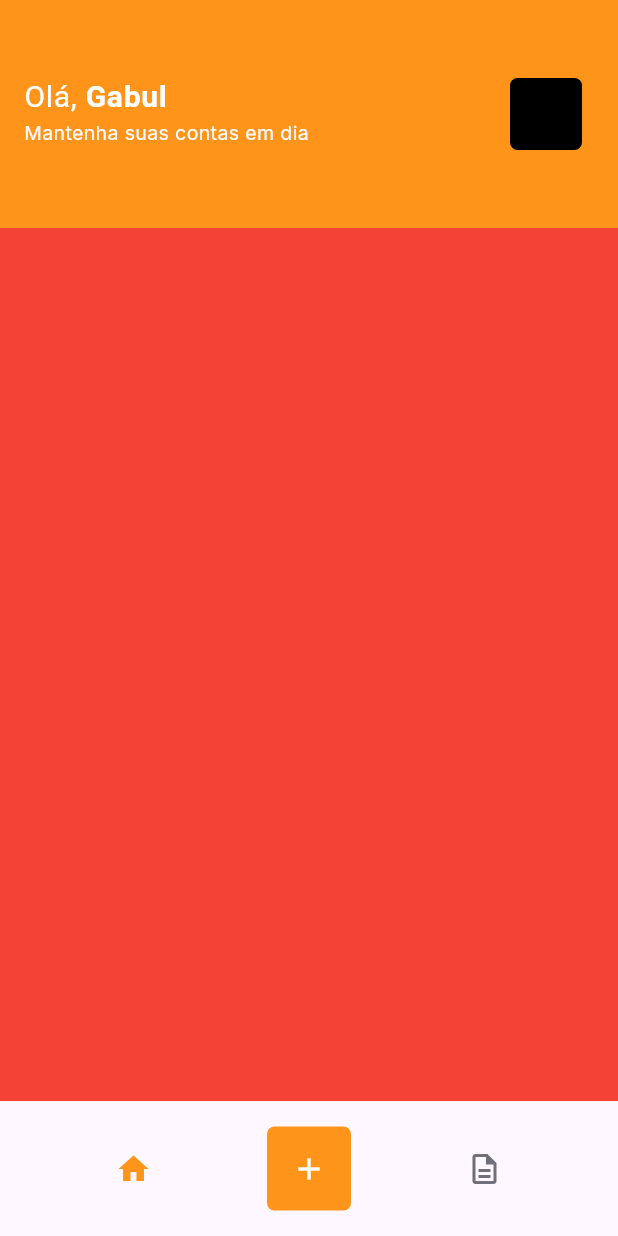
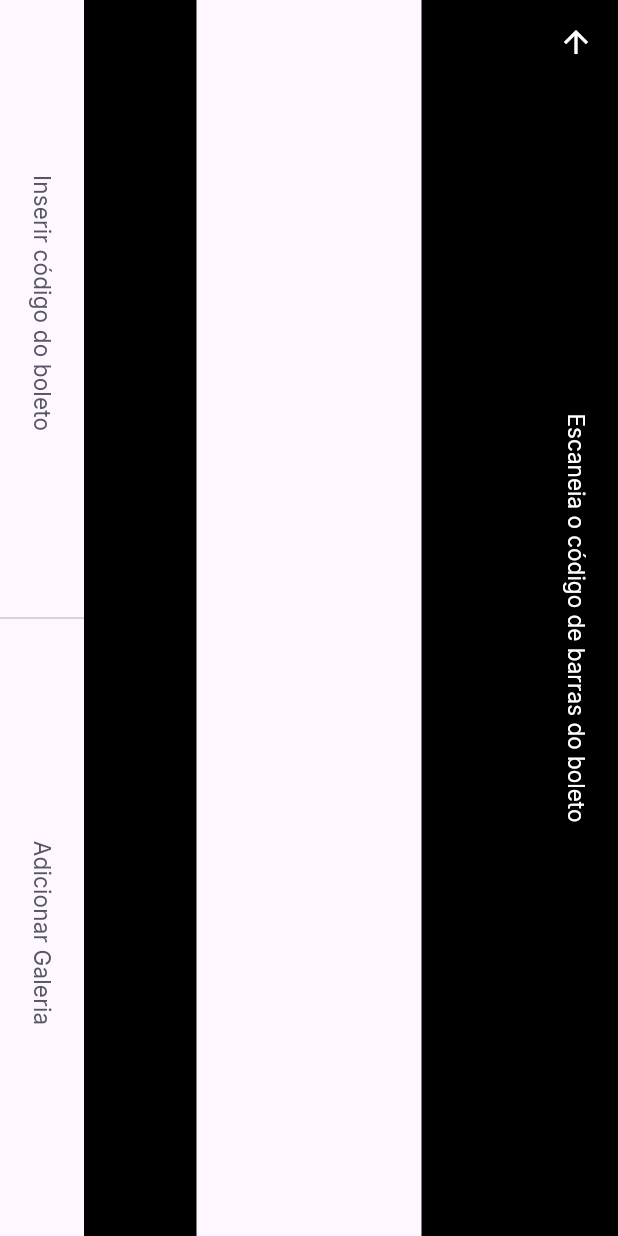
Before and after one commit to smborgesMobile/Flutter-Pay-Flow, a Flutter app: the HomePage screen opened by its route, after a tap on the "add" icon, on a phone screen of 412 x 824 dp. Run offline on Flutter 3.47's test engine with Material 3 defaults, Android fonts, the phone set to English and light mode, and no system bars; our stand-ins replace firebase_core, google_fonts, google_sign_in, shared_preferences; missing offline and left inert: google_ml_kit; accounts and stored records are empty.

Commit message:
feat: create bar code scanner screen

```diff
--- a/lib/app_widget.dart
+++ b/lib/app_widget.dart
@@ -1,4 +1,6 @@
 import 'package:flutter/material.dart';
+import 'package:google_ml_kit/google_ml_kit.dart';
+import 'package:learning_project/modules/barcode_scanner/barcode_scanner_page.dart';
 import 'package:learning_project/modules/home/home_page.dart';
 import 'package:learning_project/modules/login/login_page.dart';
 import 'package:learning_project/modules/splash/splash_page.dart';
@@ -17,6 +19,7 @@ class AppWidget extends StatelessWidget {
         "/home": (context) => HomePage(),
         "/splash": (context) => SplashPage(),
         "/login": (context) => LoginPage(),
+        "/barcode_scanner": (context) => BarcodeScannerPage(),
       },
     );
   }
--- /dev/null
+++ b/lib/modules/barcode_scanner/barcode_scanner_page.dart
@@ -0,0 +1,53 @@
+import 'package:flutter/material.dart';
+import 'package:learning_project/shared/themes/app_colors.dart';
+import 'package:learning_project/shared/themes/app_text_styles.dart';
+import 'package:learning_project/shared/widgets/set_buttons/set_buttons_widget.dart';
+
+class BarcodeScannerPage extends StatefulWidget {
+  const BarcodeScannerPage({super.key});
+
+  @override
+  State<BarcodeScannerPage> createState() => _BarcodeScannerPageState();
+}
+
+class _BarcodeScannerPageState extends State<BarcodeScannerPage> {
+  @override
+  Widget build(BuildContext context) {
+    return SafeArea(
+      top: true,
+      bottom: true,
+      left: true,
+      right: true,
+      child: RotatedBox(
+        quarterTurns: 1,
+        child: Scaffold(
+          appBar: AppBar(
+            title: Text(
+              "Escaneia o código de barras do boleto",
+              style: TextStyles.buttonBackground,
+            ),
+            backgroundColor: Colors.black,
+            leading: BackButton(color: AppColors.background),
+            centerTitle: true,
+          ),
+          body: Column(
+            children: [
+              Expanded(child: Container(color: Colors.black)),
+              Expanded(flex: 2, child: Container(color: Colors.transparent)),
+              Expanded(child: Container(color: Colors.black)),
+            ],
+          ),
+          bottomNavigationBar: SizedBox(
+            height: 56,
+            child: SetButtonsWidget(
+              primaryLabel: "Inserir código do boleto",
+              secondaryLabel: "Adicionar Galeria",
+              primaryOnPressed: () {},
+              secondaryOnPressed: () {},
+            ),
+          ),
+        ),
+      ),
+    );
+  }
+}
--- a/lib/modules/home/home_page.dart
+++ b/lib/modules/home/home_page.dart
@@ -74,8 +74,7 @@ class _HomePageState extends State<HomePage> {
               ),
               GestureDetector(
                 onTap: () {
-                  homeController.setPage(0);
-                  setState(() {});
+                  Navigator.pushNamed(context, "/barcode_scanner");
                 },
                 child: Container(
                   width: 56,
--- /dev/null
+++ b/lib/shared/widgets/divider_vertical/divider_vertical_widget.dart
@@ -0,0 +1,16 @@
+import 'package:flutter/material.dart';
+import 'package:learning_project/shared/themes/app_colors.dart';
+
+class DividerVerticalWidget extends StatelessWidget {
+  const DividerVerticalWidget({super.key});
+
+  @override
+  Widget build(BuildContext context) {
+    return Container(
+      width: 1,
+      height: double.maxFinite,
+      color: AppColors.stroke,
+      child: null,
+    );
+  }
+}
--- /dev/null
+++ b/lib/shared/widgets/label_button/label_button.dart
@@ -0,0 +1,19 @@
+import 'package:flutter/material.dart';
+import 'package:learning_project/shared/themes/app_text_styles.dart';
+
+class LabelButton extends StatelessWidget {
+  final VoidCallback onPressed;
+  final String label;
+  const LabelButton({super.key, required this.label, required this.onPressed});
+
+  @override
+  Widget build(BuildContext context) {
+    return SizedBox(
+      height: 56,
+      child: TextButton(
+        onPressed: onPressed,
+        child: Text(label, style: TextStyles.buttonHeading),
+      ),
+    );
+  }
+}
--- /dev/null
+++ b/lib/shared/widgets/set_buttons/set_buttons_widget.dart
@@ -0,0 +1,35 @@
+import 'package:flutter/material.dart';
+import 'package:learning_project/shared/widgets/label_button/label_button.dart';
+
+class SetButtonsWidget extends StatelessWidget {
+  final String primaryLabel;
+  final VoidCallback primaryOnPressed;
+  final String secondaryLabel;
+  final VoidCallback secondaryOnPressed;
+
+  const SetButtonsWidget({
+    super.key,
+    required this.primaryLabel,
+    required this.primaryOnPressed,
+    required this.secondaryLabel,
+    required this.secondaryOnPressed,
+  });
+
+  @override
+  Widget build(BuildContext context) {
+    return Row(
+      children: [
+        Expanded(
+          child: LabelButton(label: primaryLabel, onPressed: primaryOnPressed),
+        ),
+        VerticalDivider(),
+        Expanded(
+          child: LabelButton(
+            label: secondaryLabel,
+            onPressed: secondaryOnPressed,
+          ),
+        ),
+      ],
+    );
+  }
+}
```
